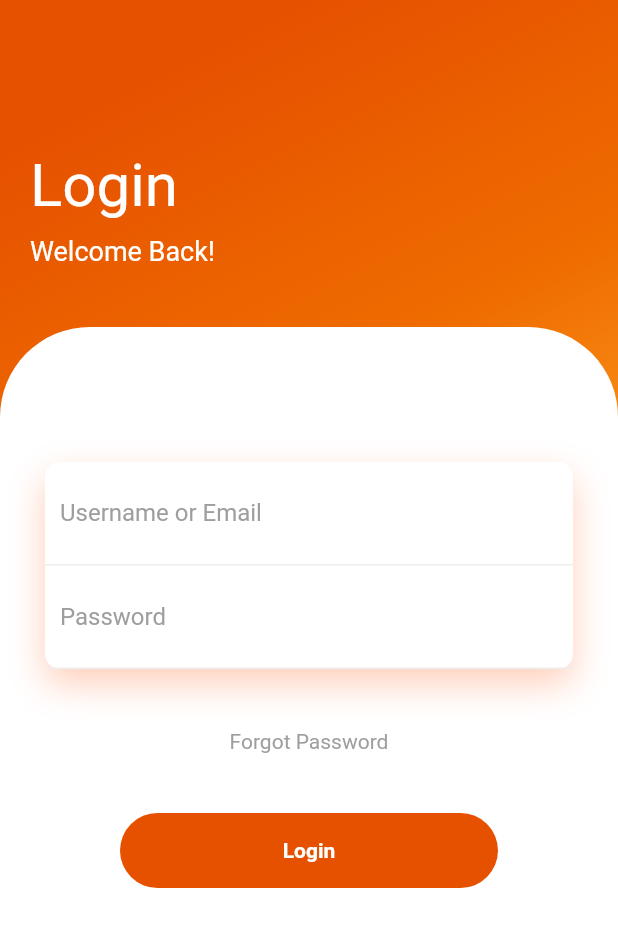
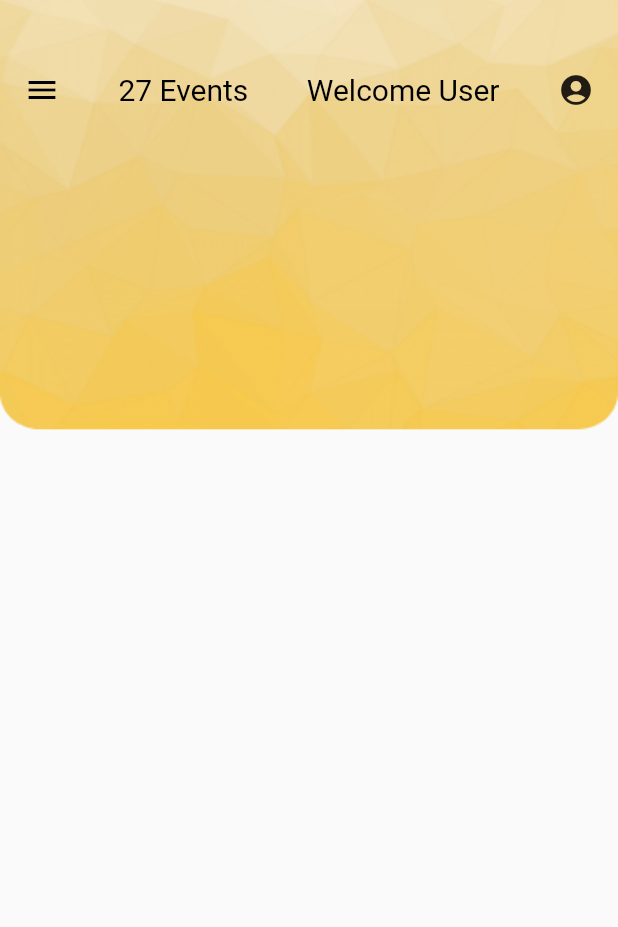
Before and after one commit to Cwills0114/PartyApp, a Flutter app: the screen it shows after launch, after a tap on "Login", on a phone screen of 412 x 824 dp. Shown: the top 927 px of the screen. Run offline on Flutter 3.47's test engine with Material 2 defaults, Android fonts, the phone set to English and light mode, and no system bars.

Commit message:
Updated MainPage
Updated Main page,
Integrated background
Started AppBar

```diff
--- a/lib/homePage.dart
+++ /dev/null
@@ -1,24 +0,0 @@
-import 'package:flutter/material.dart';
-
-void main() => runApp(MaterialApp(
-      debugShowCheckedModeBanner: false,
-      home: homePage(),
-    ));
-
-
-class homePage extends StatelessWidget {
-  @override
-  Widget build(BuildContext context) {
-    return MaterialApp(
-      title: 'Flutter layout demo',
-      home: Scaffold(
-        appBar: AppBar(
-          title: Text('Flutter layout demo'),
-        ),
-        body: Center(
-          child: Text('Hello World'),
-        ),
-      ),
-    );
-  }
-}
--- /dev/null
+++ b/lib/homePageLayout.dart
@@ -0,0 +1,75 @@
+
+
+import 'package:flutter/material.dart';
+
+
+final AssetImage backgroundImage = AssetImage('images/Background.png');
+
+class homePageLayout extends StatefulWidget{
+  @override
+  _homePageLayoutState createState() => _homePageLayoutState();
+}
+
+class _homePageLayoutState extends State<homePageLayout> {
+
+  bool isCollapsed = true;
+  double screenWidth, screenHeight;
+  final Duration duration = const Duration(milliseconds: 300);
+
+  @override
+  Widget build(BuildContext context){
+    Size size = MediaQuery.of(context).size;
+    screenHeight = size.height;
+    screenWidth = size.width;
+
+
+    return Scaffold(
+      backgroundColor: Colors.black,
+      body: Stack(
+        children: <Widget> [
+         // menu(context),
+          homePage(context),
+          SizedBox(height: 100,)
+        ]
+      ),
+    );
+  }
+
+Widget menu(BuildContext context){
+  //Side Drawer.
+}
+
+Widget homePage(BuildContext context){
+  return Material(
+
+  elevation: 8,
+  child: Container(
+    decoration: BoxDecoration(
+      image: DecorationImage(
+        image: backgroundImage,
+        fit: BoxFit.fill,
+      ),
+    ),
+    padding: const EdgeInsets.only(left: 16, right: 16, top: 48),
+    child: Column(
+      children: <Widget>[
+        Row(
+          mainAxisAlignment: MainAxisAlignment.spaceBetween,
+          mainAxisSize: MainAxisSize.max,
+          children: [
+            InkWell(child: Icon(Icons.menu, color: Colors.black), onTap: (){
+              setState(() {
+                isCollapsed = !isCollapsed;
+              });
+            },),
+            Text("27 Events", style: TextStyle(color: Colors.black, fontSize: 20)),
+            Text("Welcome User", style: TextStyle(color: Colors.black, fontSize: 20)),
+            Icon(Icons.account_circle)
+          ]
+        )
+      ],
+    )
+  )
+  );
+}
+}
--- a/lib/main.dart
+++ b/lib/main.dart
@@ -3,7 +3,9 @@ import 'dart:io';
 
 import 'package:flutter/material.dart';
 import 'package:http/http.dart';
-import 'homePage.dart';
+import 'homePageLayout.dart';
+
+// TO DO: Keep track of current user.. TOKENS
 
 void main() => runApp(MaterialApp(
       debugShowCheckedModeBanner: false,
@@ -11,7 +13,6 @@ void main() => runApp(MaterialApp(
     ));
 
 class LoginPage extends StatelessWidget {
-
   final emailController = TextEditingController();
   final passwordController = TextEditingController();
 
@@ -19,46 +20,31 @@ class LoginPage extends StatelessWidget {
     return Scaffold(
       body: Container(
         width: double.infinity,
-        decoration: BoxDecoration(
-            gradient: LinearGradient(begin: Alignment.topCenter, colors: [
-          Colors.orange[900],
-          Colors.orange[800],
-          Colors.orange[400]
-        ])),
+        decoration: BoxDecoration(color: Colors.white),
         child: Column(
           crossAxisAlignment: CrossAxisAlignment.start,
           children: <Widget>[
             SizedBox(
               height: 80,
             ),
-            Padding(
-                padding: EdgeInsets.all(20),
+            Center(
                 child: Column(
-                  crossAxisAlignment: CrossAxisAlignment.start,
               children: <Widget>[
-                    Text(
-                      "Login",
-                      style: TextStyle(color: Colors.white, fontSize: 40),
+                SizedBox(
+                  height: 50,
                 ),
-                    SizedBox(
-                      height: 10,
-                    ),
-                    Text(
-                      "Welcome Back!",
-                      style: TextStyle(color: Colors.white, fontSize: 18),
-                    )
               ],
             )),
             SizedBox(
-              height: 20,
+              height: 30,
             ),
             Expanded(
               child: Container(
                   decoration: BoxDecoration(
-                      color: Colors.white,
-                      borderRadius: BorderRadius.only(
-                          topLeft: Radius.circular(60),
-                          topRight: Radius.circular(60))),
+                      image: DecorationImage(
+                          image: AssetImage("images/Login_Background.png"),
+                          fit: BoxFit.cover),
+                      borderRadius: BorderRadius.all(Radius.circular(60))),
                   child: Padding(
                       padding: EdgeInsets.all(30),
                       child: SingleChildScrollView(
@@ -67,15 +53,20 @@ class LoginPage extends StatelessWidget {
                             height: 60,
                           ),
                           Container(
+
+
+
                               decoration: BoxDecoration(
                                   color: Colors.white,
-                                  borderRadius: BorderRadius.circular(10),
+                                  borderRadius: BorderRadius.circular(20),
                                   boxShadow: [
                                     BoxShadow(
-                                        color: Color.fromRGBO(255, 95, 27, .3),
+                                      color: Color.fromRGBO(217, 191, 122, .3),
                                       blurRadius: 20,
-                                        offset: Offset(0, 10))
+                                      offset: Offset(0, 15),
+                                    )
                                   ]),
+
                               child: Column(
                                 children: <Widget>[
                                   Container(
@@ -125,24 +116,34 @@ class LoginPage extends StatelessWidget {
                               margin: EdgeInsets.symmetric(horizontal: 50),
                               decoration: BoxDecoration(
                                   borderRadius: BorderRadius.circular(50),
-                                  color: Colors.orange[900]),
+                                  color: Colors.white),
                               child: GestureDetector(
                                   onTap: () async {
-                                    var loginBool = await loginAccount(emailController.text.trim(), passwordController.text, context);
-                                    if(loginBool  == true){
+                                    // var loginBool = await loginAccount(emailController.text.trim(), passwordController.text, context);
+                                    // if(loginBool  == true){
+                                    //   Navigator.push(
+                                    //     context, MaterialPageRoute(builder: (context) => homePage()),
+                                    //     );
+                                    // }
                                     Navigator.push(
-                                        context, MaterialPageRoute(builder: (context) => homePage()),
+                                      context,
+                                      MaterialPageRoute(
+                                          builder: (context) => homePageLayout()),
                                     );
-                                    }
                                   },
                                   child: Center(
                                     child: Text("Login",
                                         style: TextStyle(
-                                            color: Colors.white,
+                                            color: Colors.grey,
                                             fontWeight: FontWeight.bold)),
                                   )))
                         ]),
                       ))),
+            ),
+            Container(
+              child: SizedBox(
+                height: (80),
+              ),
             )
           ],
         ),
@@ -156,7 +157,6 @@ class LoginPage extends StatelessWidget {
 @Description: Stores the IP for the Login API
 */
 
-
 String _loginAddress() {
   if (Platform.isAndroid)
     return 'http://10.0.2.2:4000/user/login';
@@ -164,43 +164,44 @@ String _loginAddress() {
     return 'http://localhost:4000/user/login';
 }
 
-
-
 /*
 @Method: loginAccount(String, String, BuildContext)
 @Description: Handles the Login Post Request
 */
-Future<bool> loginAccount(String email, String password, BuildContext context) async {
+Future<bool> loginAccount(
+    String email, String password, BuildContext context) async {
   final Response response = await post(
     _loginAddress(),
     headers: <String, String>{
       'Content-Type': 'application/json; charset=UTF-8',
     },
-    body: jsonEncode(
-        <String, dynamic>{'email': email, 'password': password}),
+    body: jsonEncode(<String, dynamic>{'email': email, 'password': password}),
   );
 
-  switch(response.statusCode){
+  switch (response.statusCode) {
     case 201:
-    case 200: {
+    case 200:
+      {
         print("Switch: true");
         return Future.value(true);
       }
       break;
 
-    default: {
+    default:
+      {
         var errorResponse = json.decode(response.body);
         var error = errorResponse['message'];
         print(error);
-      if(error != null){
+        if (error != null) {
           _ackAlert(error, context);
-      }else{
-        _ackAlert("Error has Occured, Please check the username and password and try again.", context);
+        } else {
+          _ackAlert(
+              "Error has Occured, Please check the username and password and try again.",
+              context);
         }
         return Future.value(false);
       }
   }
-
 }
 
 /*
--- a/pubspec.yaml
+++ b/pubspec.yaml
@@ -14,7 +14,7 @@ description: A new Flutter project.
 version: 1.0.0+1
 
 environment:
-  sdk: ">=2.1.0 <3.0.0"
+  sdk: ">=2.2.0 <3.0.0"
 
 dependencies:
   flutter:
@@ -44,7 +44,7 @@ flutter:
   # To add assets to your application, add an assets section, like this:
   assets:
     - images/
-  #  - images/a_dot_ham.jpeg
+    - images/Login_Background.png
 
   # An image asset can refer to one or more resolution-specific "variants", see
   # https://flutter.dev/assets-and-images/#resolution-aware.
```
Also changed, not shown: images/Background.png (added), images/Login_Background.png (renamed from images/Login Background.png). Lines whose indentation alone changed are shown as unchanged.
